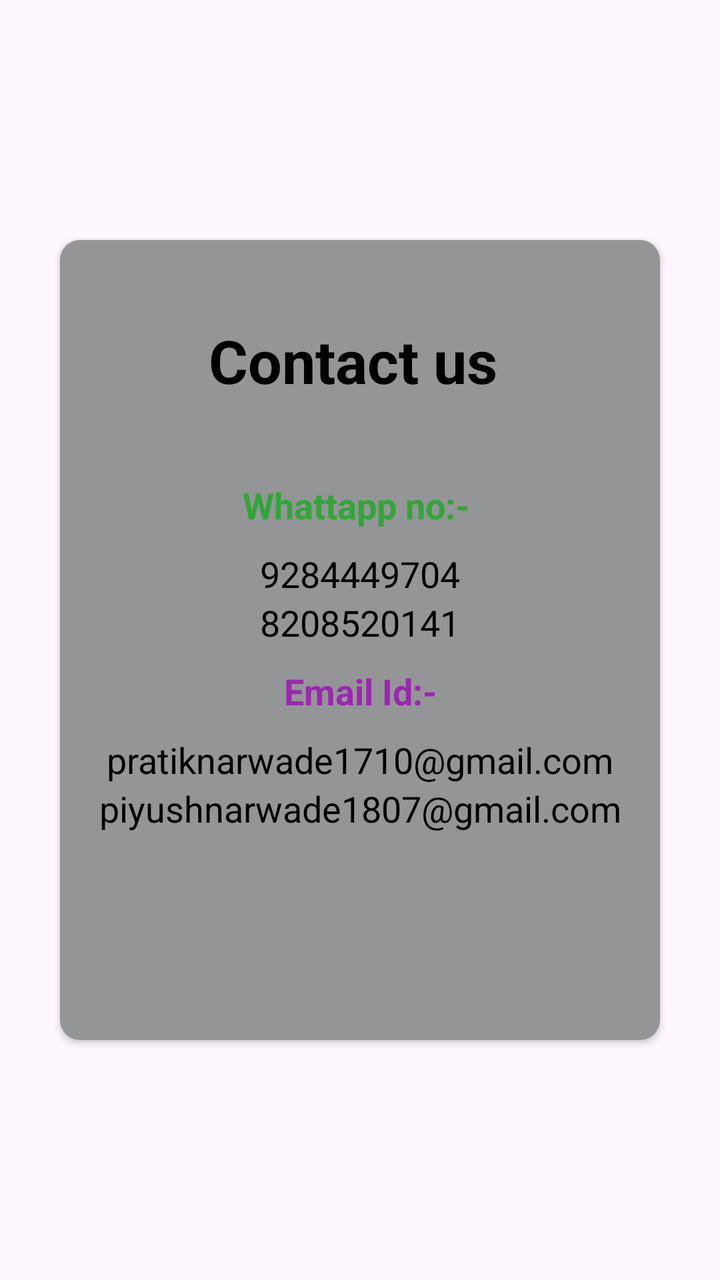
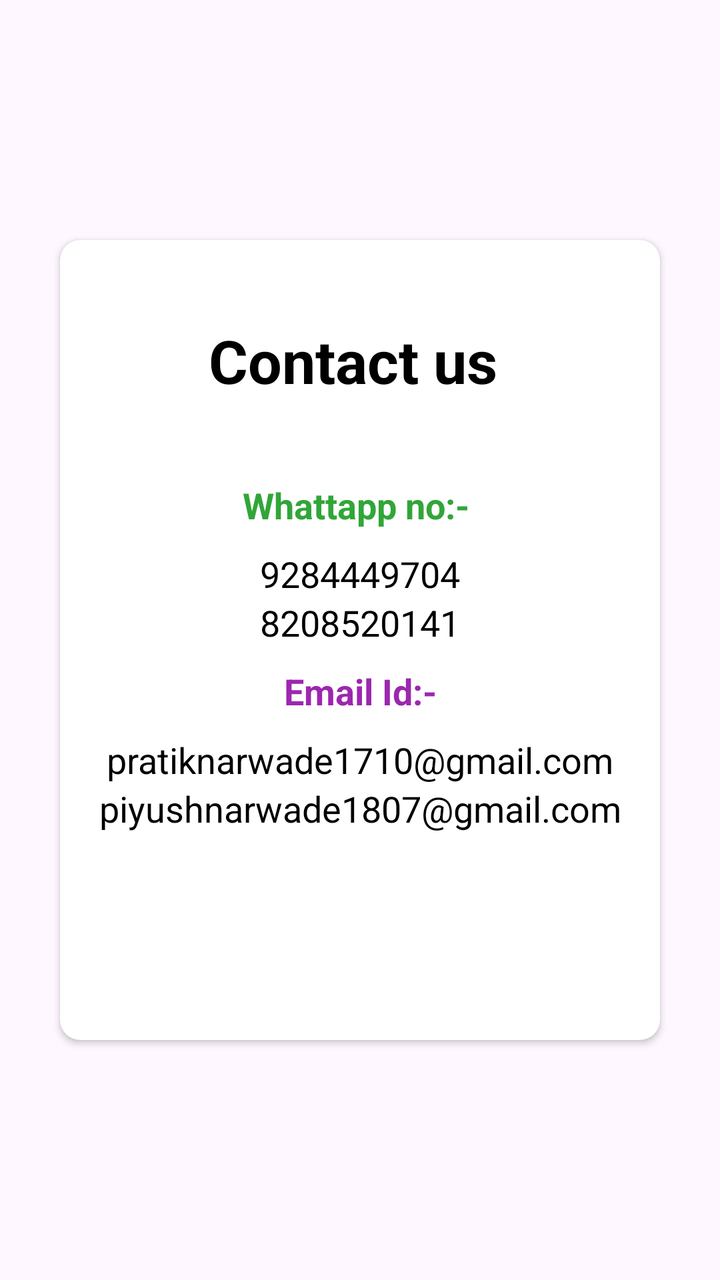

The first picture is an Android layout as it rendered before a commit; the second is the same layout after the commit. The layout source and the unified diff follow.
<!-- AndroidManifest.xml: activity theme ShowActionBar -->
<!-- res/layout/activity_contact_us.xml -->
<?xml version="1.0" encoding="utf-8"?>
<LinearLayout xmlns:android="http://schemas.android.com/apk/res/android"
    xmlns:app="http://schemas.android.com/apk/res-auto"
    xmlns:tools="http://schemas.android.com/tools"
    android:id="@+id/main"
    android:orientation="vertical"
    android:gravity="center"
    android:layout_width="match_parent"
    android:layout_height="match_parent"
    tools:context=".ContactUsActivity">

    <androidx.cardview.widget.CardView
        android:layout_width="300dp"
        android:layout_height="400dp"
        android:elevation="20dp"
        app:cardCornerRadius="10dp"
        android:layout_margin="10dp">

        <LinearLayout
            android:layout_width="300dp"
            android:layout_height="400dp"
            android:layout_gravity="center"
            android:background="@color/gray"
            android:orientation="vertical">
            <TextView
                android:layout_width="match_parent"
                android:layout_height="wrap_content"
                android:text="Contact us "
                android:layout_marginTop="40dp"
                android:gravity="center"
                android:textStyle="bold"
                android:textSize="30dp"
                android:textColor="@color/black"/>
        <TextView
            android:layout_width="match_parent"
            android:layout_height="wrap_content"
            android:text="Whattapp no:- "
            android:layout_marginTop="40dp"
            android:layout_marginBottom="10dp"
            android:gravity="center"
            android:textStyle="bold"
            android:textSize="18dp"
            android:textColor="@color/green"/>
        <TextView
            android:layout_width="match_parent"
            android:layout_height="wrap_content"
            android:text="9284449704"
            android:gravity="center"
            android:textStyle="normal"
            android:textSize="18dp"
            android:textColor="@color/black"/>

            <TextView
                android:layout_width="match_parent"
                android:layout_height="wrap_content"
                android:text="8208520141"
                android:gravity="center"
                android:textStyle="normal"
                android:textSize="18dp"
                android:layout_marginBottom="10dp"
                android:textColor="@color/black"/>

        <TextView
            android:layout_width="match_parent"
            android:layout_height="wrap_content"
            android:text="Email Id:-"
            android:gravity="center"
            android:textStyle="bold"
            android:textSize="18dp"
            android:layout_marginBottom="10dp"
            android:textColor="@color/pink"/>
        <TextView
            android:layout_width="match_parent"
            android:layout_height="wrap_content"
            android:text="pratiknarwade1710@gmail.com"
            android:gravity="center"
            android:textStyle="normal"
            android:textSize="18dp"
            android:textColor="@color/black"/>
            <TextView
                android:layout_width="match_parent"
                android:layout_height="wrap_content"
                android:text="piyushnarwade1807@gmail.com"
                android:gravity="center"
                android:textStyle="normal"
                android:textSize="18dp"
                android:textColor="@color/black"/>
        </LinearLayout>
    </androidx.cardview.widget.CardView>

</LinearLayout>
<!-- resources referenced by this layout -->
<resources>
  <color name="black">#FF000000</color>
  <color name="gray">#949596</color>
  <color name="green">#31A638</color>
  <color name="pink">#9C27B0</color>
  <style name="ShowActionBar" parent="Theme.Material3.DayNight">
          
          
      </style>
</resources>

<!-- the commit's change to res/layout/activity_contact_us.xml (unified diff, before → after) -->
@@ -20,7 +20,6 @@
             android:layout_width="300dp"
             android:layout_height="400dp"
             android:layout_gravity="center"
-            android:background="@color/gray"
             android:orientation="vertical">
             <TextView
                 android:layout_width="match_parent"
<!-- resource entries referenced after the edit -->
@@ -1,7 +1,6 @@
 <!-- resources referenced by this layout -->
 <resources>
   <color name="black">#FF000000</color>
-  <color name="gray">#949596</color>
   <color name="green">#31A638</color>
   <color name="pink">#9C27B0</color>
   <style name="ShowActionBar" parent="Theme.Material3.DayNight">
